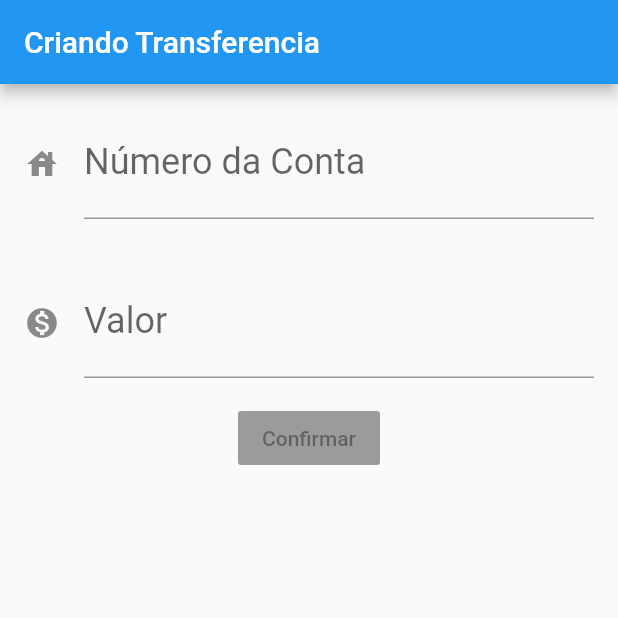
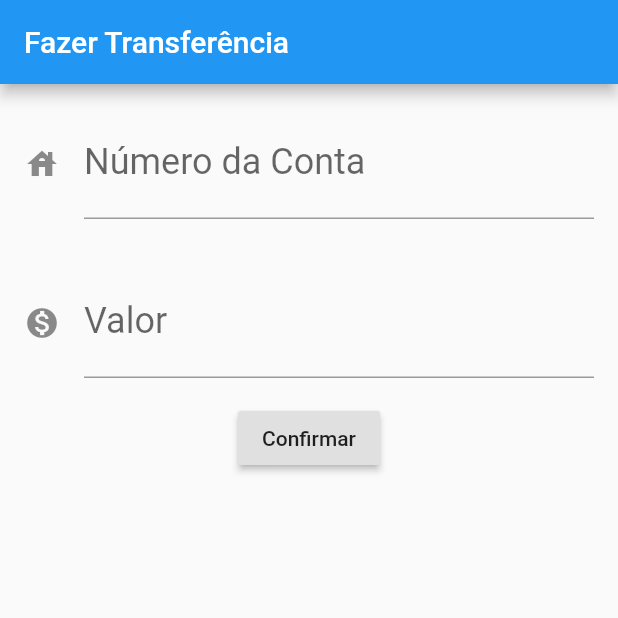
Before and after one commit to felipeassis97/trilhasoft, a Flutter app: the screen it shows after launch, on a phone screen of 412 x 824 dp, the top half of it. Run offline on Flutter 3.47's test engine with Material 2 defaults, Android fonts, the phone set to English and light mode, and no system bars.

Commit message:
Tela de transferência

```diff
--- a/semana_1/projAlura/byteBank/lib/main.dart
+++ b/semana_1/projAlura/byteBank/lib/main.dart
@@ -20,7 +20,7 @@ class FormularioTransferencia extends StatelessWidget {
   Widget build(BuildContext context) {
     return Scaffold(
       appBar: AppBar(
-        title: Text('Criando Transferencia'),
+        title: Text('Fazer Transferência'),
       ),
       body: Column(
         children: <Widget>[
@@ -29,12 +29,12 @@ class FormularioTransferencia extends StatelessWidget {
                 const EdgeInsets.all(16.0), //Espaço entre a borda e o input
             child: TextField(
               style: TextStyle(
-                fontSize: 24.0,
+                fontSize: 24.0, //Tamanho da fonte (Base 8)
               ),
               decoration: InputDecoration(
-                icon: Icon(Icons.house),
-                labelText: 'Número da Conta',
-                hintText: '0000 - 0',
+                icon: Icon(Icons.house), //Icone
+                labelText: 'Número da Conta', //Rótulo
+                hintText: '0000 - 0', //Dica
               ),
             ),
           ),
@@ -47,13 +47,16 @@ class FormularioTransferencia extends StatelessWidget {
               decoration: InputDecoration(
                 icon: Icon(Icons.monetization_on),
                 labelText: 'Valor',
-                hintText: '00.00',
+                hintText: '0.00',
               ),
               keyboardType: TextInputType.number, //Tipo do teclado
             ),
           ),
           RaisedButton(
             child: Text('Confirmar'),
+            onPressed: () {
+              print('Clicou');
+            },
           ),
         ],
       ),
```
